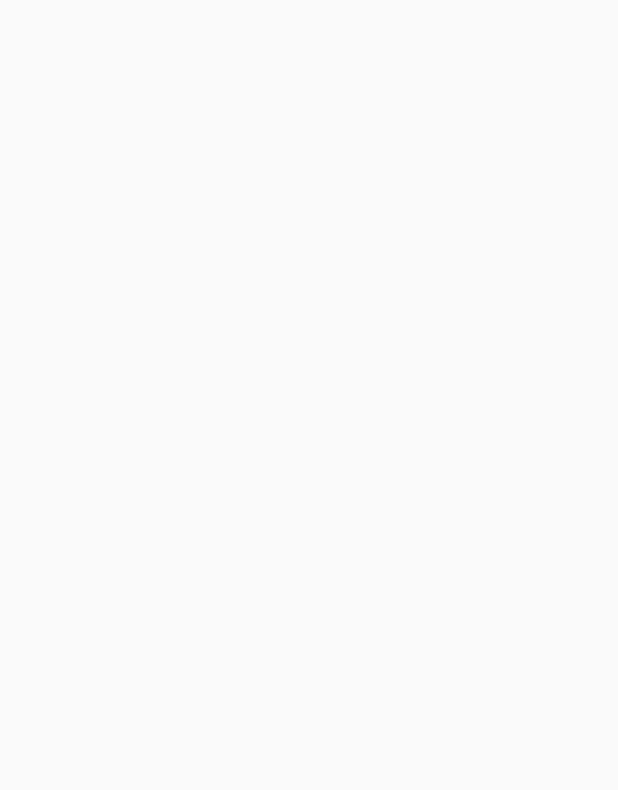
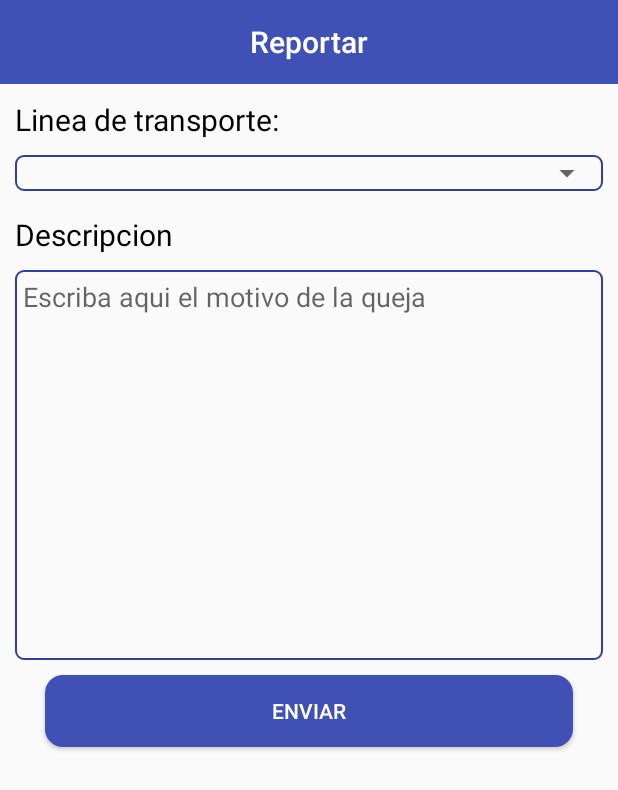
Before and after one commit to JuanSW18/SGTU_APP, an Android app: the ReportarActivity screen opened directly, with no data from a screen before it, on a phone screen of 412 x 824 dp. Before the commit the part shown is empty. Shown: the top 790 px of the screen. Run offline under Robolectric (Android 15) with nearby library versions, the phone set to English and light mode, and no system bars.

Commit message:
Interfaz y modelo queja

```diff
--- a/app/src/main/java/com/sw/sgtu/PrincipalActivity.java
+++ b/app/src/main/java/com/sw/sgtu/PrincipalActivity.java
@@ -32,4 +32,9 @@ public class PrincipalActivity extends AppCompatActivity {
         intent = new Intent(PrincipalActivity.this, ComprarActivity.class);
         startActivity(intent);
     }
+
+    public void redirectReportar(View view) {
+        intent = new Intent(PrincipalActivity.this, ReportarActivity.class);
+        startActivity(intent);
+    }
 }
--- a/app/src/main/java/com/sw/sgtu/ReportarActivity.java
+++ b/app/src/main/java/com/sw/sgtu/ReportarActivity.java
@@ -2,12 +2,23 @@ package com.sw.sgtu;
 
 import android.support.v7.app.AppCompatActivity;
 import android.os.Bundle;
+import android.support.v7.widget.Toolbar;
+import android.widget.TextView;
 
 public class ReportarActivity extends AppCompatActivity {
+
+    TextView tvToolBar;
+    Toolbar myToolbar;
 
     @Override
     protected void onCreate(Bundle savedInstanceState) {
         super.onCreate(savedInstanceState);
         setContentView(R.layout.activity_reportar);
+
+        myToolbar = (Toolbar) findViewById(R.id.appToolBar);
+        tvToolBar =  myToolbar.findViewById(R.id.appToolBar_title);
+        setSupportActionBar(myToolbar);
+        getSupportActionBar().setDisplayShowTitleEnabled(false);
+        tvToolBar.setText("Reportar");
     }
 }
--- /dev/null
+++ b/app/src/main/java/com/sw/sgtu/modelo/Queja.java
@@ -0,0 +1,41 @@
+package com.sw.sgtu.modelo;
+
+public class Queja {
+
+    private int id_linea_transporte;
+    private int id_usuario;
+    private String descripcion;
+
+    public Queja() {
+    }
+
+    public Queja(int id_linea_transporte, int id_usuario, String descripcion) {
+        this.id_linea_transporte = id_linea_transporte;
+        this.id_usuario = id_usuario;
+        this.descripcion = descripcion;
+    }
+
+    public int getId_linea_transporte() {
+        return id_linea_transporte;
+    }
+
+    public void setId_linea_transporte(int id_linea_transporte) {
+        this.id_linea_transporte = id_linea_transporte;
+    }
+
+    public int getId_usuario() {
+        return id_usuario;
+    }
+
+    public void setId_usuario(int id_usuario) {
+        this.id_usuario = id_usuario;
+    }
+
+    public String getDescripcion() {
+        return descripcion;
+    }
+
+    public void setDescripcion(String descripcion) {
+        this.descripcion = descripcion;
+    }
+}
--- a/app/src/main/res/layout/activity_principal.xml
+++ b/app/src/main/res/layout/activity_principal.xml
@@ -61,6 +61,7 @@
     </LinearLayout>
 
     <LinearLayout
+        android:onClick="redirectReportar"
         android:layout_width="match_parent"
         android:layout_height="wrap_content"
         android:orientation="vertical"
--- a/app/src/main/res/layout/activity_reportar.xml
+++ b/app/src/main/res/layout/activity_reportar.xml
@@ -1,9 +1,80 @@
 <?xml version="1.0" encoding="utf-8"?>
-<android.support.constraint.ConstraintLayout xmlns:android="http://schemas.android.com/apk/res/android"
+<LinearLayout
+    xmlns:android="http://schemas.android.com/apk/res/android"
     xmlns:app="http://schemas.android.com/apk/res-auto"
     xmlns:tools="http://schemas.android.com/tools"
     android:layout_width="match_parent"
     android:layout_height="match_parent"
+    android:orientation="vertical"
     tools:context=".ReportarActivity">
 
-</android.support.constraint.ConstraintLayout>
+    <include
+        layout="@layout/toolbar"
+        android:layout_width="match_parent"
+        android:layout_height="wrap_content"/>
+
+    <LinearLayout
+        android:layout_width="match_parent"
+        android:layout_height="wrap_content"
+        android:orientation="vertical"
+        android:layout_gravity="center"
+        android:layout_marginTop="10sp"
+        android:layout_marginBottom="10sp"
+        android:layout_marginStart="10sp"
+        android:layout_marginEnd="10sp">
+
+        <TextView
+            android:layout_width="match_parent"
+            android:layout_height="wrap_content"
+            android:text="@string/lineaTrans"
+            android:textSize="20sp"
+            android:textColor="@color/black"
+            android:layout_marginBottom="10sp"/>
+
+        <LinearLayout
+            android:layout_width="match_parent"
+            android:layout_height="wrap_content"
+            android:background="@drawable/rounded_border"
+            android:orientation="vertical"
+            android:layout_marginBottom="15sp"
+            android:gravity="center_vertical">
+
+            <Spinner
+                android:id="@+id/spinnerLineaTransporte"
+                android:layout_width="match_parent"
+                android:layout_height="wrap_content">
+            </Spinner>
+
+        </LinearLayout>
+
+        <TextView
+            android:layout_width="match_parent"
+            android:layout_height="wrap_content"
+            android:text="@string/descrip"
+            android:textSize="20sp"
+            android:textColor="@color/black"
+            android:layout_marginBottom="10sp"/>
+
+        <EditText
+            android:layout_width="match_parent"
+            android:layout_height="260sp"
+            android:textColor="@color/black"
+            android:inputType="textMultiLine"
+            android:hint="@string/asunto"
+            android:gravity="top"
+            android:background="@drawable/rounded_border"
+            android:padding="5sp"/>
+
+    </LinearLayout>
+
+    <Button
+        android:id="@+id/btnIniciarSesion"
+        android:layout_width="match_parent"
+        android:layout_height="wrap_content"
+        android:background="@drawable/rounded_btn"
+        android:text="@string/enviar"
+        android:layout_marginStart="30sp"
+        android:layout_marginEnd="30sp"
+        android:textColor="@color/white" />
+
+</LinearLayout>
--- a/app/src/main/res/values/strings.xml
+++ b/app/src/main/res/values/strings.xml
@@ -11,6 +11,8 @@
     <string name="paradero2">Paradero final: </string>
     <string name="total">Total: </string>
     <string name="precio">S/. 0.00 </string>
+    <string name="descrip">Descripcion </string>
+    <string name="asunto">Escriba aqui el motivo de la queja </string>
 
     <string name="hint_user">Usuario</string>
     <string name="hint_pass">Contraseña</string>
@@ -21,5 +23,6 @@
     <string name="registrarse">Registrarse</string>
     <string name="crear">Crear cuenta</string>
     <string name="btncomprar">Comprar</string>
+    <string name="enviar">Enviar</string>
 
 </resources>
```
